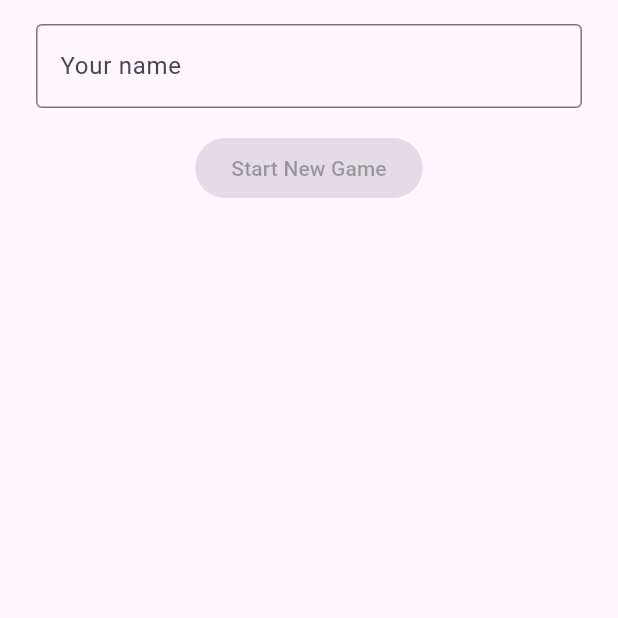
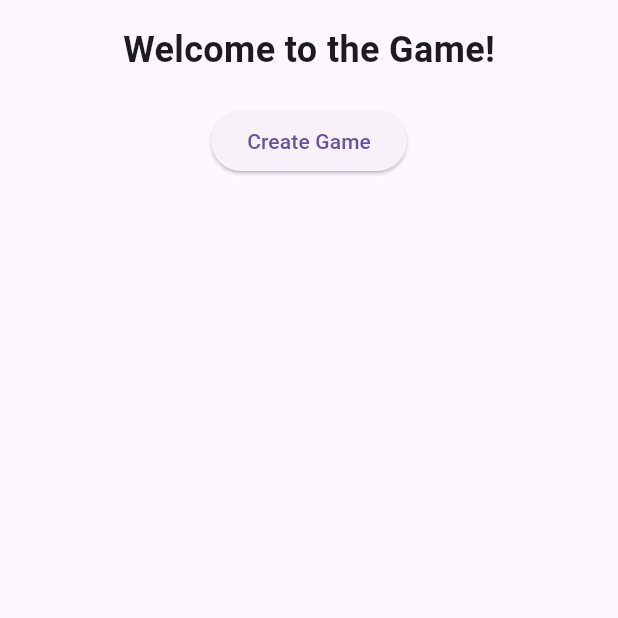
Before and after one commit to Rodot/cosaan, a Flutter app: the screen it shows after launch, on a phone screen of 412 x 824 dp, the top half of it. Run offline on Flutter 3.47's test engine with Material 3 defaults, Android fonts, the phone set to English and light mode, and no system bars; our stand-ins replace flutter_dotenv, flutter_riverpod, freezed_annotation, go_router, riverpod_annotation, supabase_flutter; accounts and stored records are empty; generated files the repository leaves out were written again; network calls fail.

Commit message:
Separate home page from create page

```diff
--- a/app/lib/presentation/router_config.dart
+++ b/app/lib/presentation/router_config.dart
@@ -1,4 +1,5 @@
 import 'package:app/presentation/layout.dart';
+import 'package:app/presentation/screens/create_screen.dart';
 import 'package:app/presentation/screens/home_screen.dart';
 import 'package:app/presentation/screens/play_screen.dart';
 import 'package:app/presentation/screens/spectate_screen.dart';
@@ -26,6 +27,12 @@ GoRouter routerConfig() {
           return Layout(PlayScreen());
         },
       ),
+      GoRoute(
+        path: '/create',
+        builder: (context, state) {
+          return Layout(CreateScreen());
+        },
+      ),
     ],
   );
 }
--- a/app/lib/presentation/screens/home_screen.dart
+++ b/app/lib/presentation/screens/home_screen.dart
@@ -1,17 +1,26 @@
 import 'package:flutter/material.dart';
-import 'package:app/presentation/components/profile_name_field.dart';
-import 'package:app/presentation/components/game_management_buttons.dart';
+import 'package:go_router/go_router.dart';
 
 class HomeScreen extends StatelessWidget {
   const HomeScreen({super.key});
+
+  void onPressed(BuildContext context) {
+    context.go('/create');
+  }
 
   @override
   Widget build(BuildContext context) {
     return Column(
       children: [
-        ProfileNameField(),
-        SizedBox(height: 16.0),
-        GameManagementButtons(),
+        const Text(
+          "Welcome to the Game!",
+          style: TextStyle(fontSize: 24, fontWeight: FontWeight.bold),
+        ),
+        const SizedBox(height: 20),
+        ElevatedButton(
+          onPressed: () => onPressed(context),
+          child: Text("Create Game"),
+        ),
       ],
     );
   }
```
Also changed, not shown: app/lib/presentation/screens/create_screen.dart (added, +18 -0 lines).
